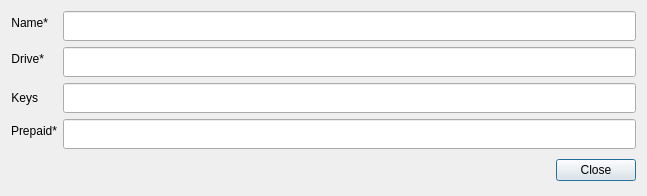
Old version of the form UserApp/ChannelInfoDialog.ui in the repository proximax-storage/cpp-xpx-storage-user-app.
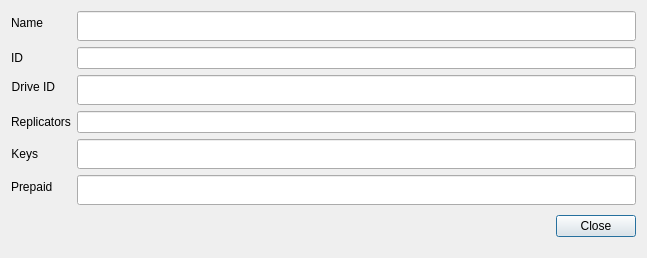
New version of the form.

Commit message: Improved Channel info dialog

```diff
--- a/UserApp/ChannelInfoDialog.ui
+++ b/UserApp/ChannelInfoDialog.ui
@@ -10,7 +10,7 @@
     <x>0</x>
     <y>0</y>
     <width>647</width>
-    <height>196</height>
+    <height>258</height>
    </rect>
   </property>
   <property name="windowTitle">
@@ -27,7 +27,7 @@
        <item row="0" column="0">
         <widget class="QLabel" name="label_2">
          <property name="text">
-          <string>Name*</string>
+          <string>Name</string>
          </property>
          <property name="alignment">
           <set>Qt::AlignRight|Qt::AlignTrailing|Qt::AlignVCenter</set>
@@ -50,7 +50,7 @@
          </property>
         </widget>
        </item>
-       <item row="1" column="0">
+       <item row="2" column="0">
         <widget class="QLabel" name="label">
          <property name="minimumSize">
           <size>
@@ -59,14 +59,14 @@
           </size>
          </property>
          <property name="text">
-          <string>Drive*</string>
+          <string>Drive ID</string>
          </property>
          <property name="alignment">
           <set>Qt::AlignRight|Qt::AlignTrailing|Qt::AlignVCenter</set>
          </property>
         </widget>
        </item>
-       <item row="1" column="1">
+       <item row="2" column="1">
         <widget class="QLineEdit" name="driveKey">
          <property name="minimumSize">
           <size>
@@ -82,7 +82,7 @@
          </property>
         </widget>
        </item>
-       <item row="2" column="0">
+       <item row="4" column="0">
         <widget class="QLabel" name="keys">
          <property name="sizePolicy">
           <sizepolicy hsizetype="MinimumExpanding" vsizetype="MinimumExpanding">
@@ -98,7 +98,7 @@
          </property>
         </widget>
        </item>
-       <item row="2" column="1">
+       <item row="4" column="1">
         <widget class="QLineEdit" name="keysLine">
          <property name="minimumSize">
           <size>
@@ -114,14 +114,14 @@
          </property>
         </widget>
        </item>
-       <item row="3" column="0">
+       <item row="5" column="0">
         <widget class="QLabel" name="prepaidAmount">
          <property name="text">
-          <string>Prepaid*</string>
+          <string>Prepaid</string>
          </property>
         </widget>
        </item>
-       <item row="3" column="1">
+       <item row="5" column="1">
         <widget class="QLineEdit" name="prepaidAmountLine">
          <property name="minimumSize">
           <size>
@@ -137,7 +137,7 @@
          </property>
         </widget>
        </item>
-       <item row="4" column="1">
+       <item row="6" column="1">
         <widget class="QDialogButtonBox" name="buttonBox">
          <property name="minimumSize">
           <size>
@@ -156,6 +156,26 @@
          </property>
         </widget>
        </item>
+       <item row="1" column="0">
+        <widget class="QLabel" name="label_3">
+         <property name="text">
+          <string>ID</string>
+         </property>
+        </widget>
+       </item>
+       <item row="1" column="1">
+        <widget class="QLineEdit" name="id"/>
+       </item>
+       <item row="3" column="1">
+        <widget class="QLineEdit" name="replicators"/>
+       </item>
+       <item row="3" column="0">
+        <widget class="QLabel" name="label_4">
+         <property name="text">
+          <string>Replicators</string>
+         </property>
+        </widget>
+       </item>
       </layout>
      </item>
     </layout>
```
The commit also changes 2 other files.
